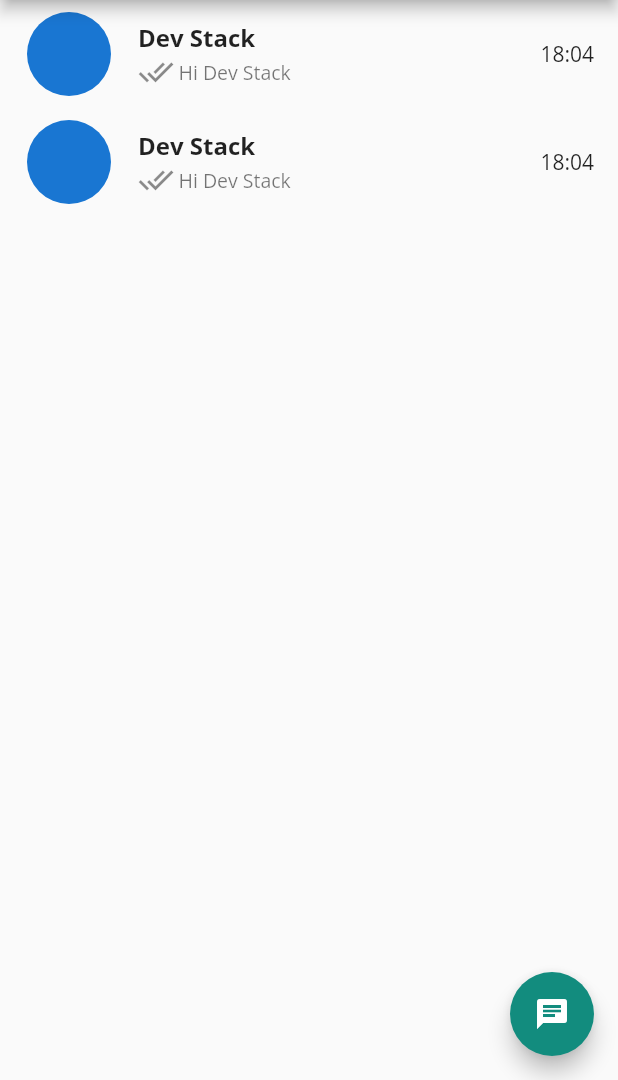
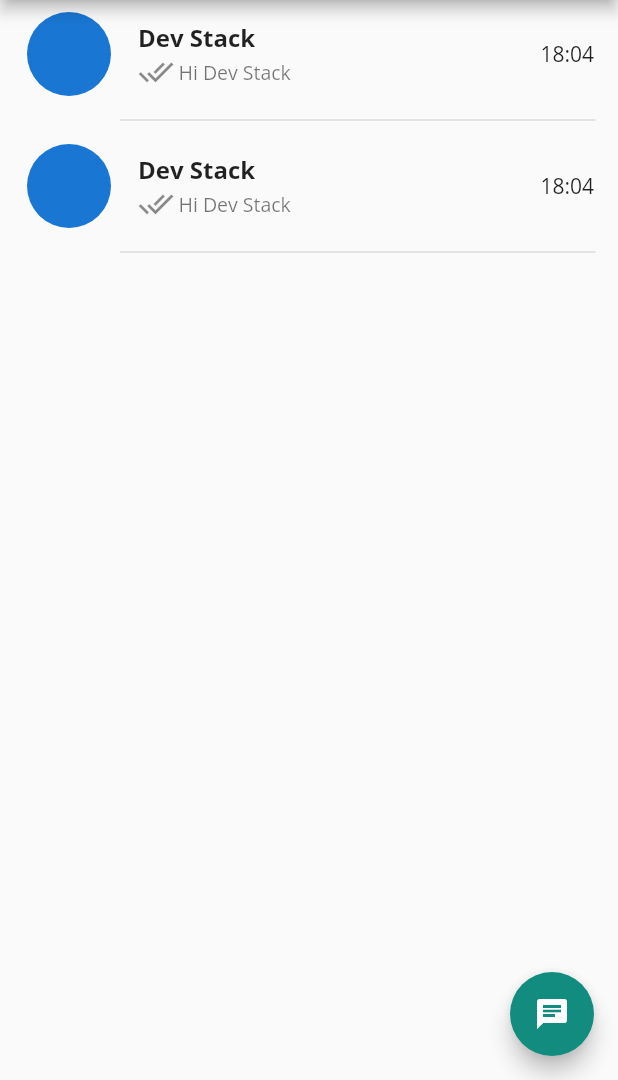
Before and after one commit to DevStack06/Whatsapp-Clone-Flutter, a Flutter app: the screen it shows after launch, on a phone screen of 412 x 824 dp, the part 156-1236 px from its top. Run offline on Flutter 3.47's test engine with Material 2 defaults, Android fonts, the phone set to English and light mode, and no system bars.

Commit message:
new changes added

```diff
--- a/lib/CustomUI/CustomCard.dart
+++ b/lib/CustomUI/CustomCard.dart
@@ -5,9 +5,18 @@ class CustomCard extends StatelessWidget {
 
   @override
   Widget build(BuildContext context) {
-    return ListTile(
+    return InkWell(
+      onTap: () {
+        print("tapped");
+      },
+      child: Column(
+        children: [
+          ListTile(
+            // contentPadding: EdgeInsets.only(left: 18, right: 18, top: 8),
             leading: CircleAvatar(
               radius: 30,
+              // backgroundColor: Colors.,
+              // child: Icon(Icons.group),
             ),
             title: Text(
               "Dev Stack",
@@ -31,6 +40,19 @@ class CustomCard extends StatelessWidget {
               ],
             ),
             trailing: Text("18:04"),
+          ),
+          Padding(
+            padding: const EdgeInsets.only(
+              left: 80,
+              right: 15,
+              // top: 0,
+            ),
+            child: Divider(
+              thickness: 1,
+            ),
+          ),
+        ],
+      ),
     );
   }
 }
--- a/lib/Pages/ChatPage.dart
+++ b/lib/Pages/ChatPage.dart
@@ -20,6 +20,8 @@ class _ChatPageState extends State<ChatPage> {
         children: [
           CustomCard(),
           CustomCard(),
+
+          // CustomCard(),
         ],
       ),
     );
```
Lines whose indentation alone changed are shown as unchanged.
